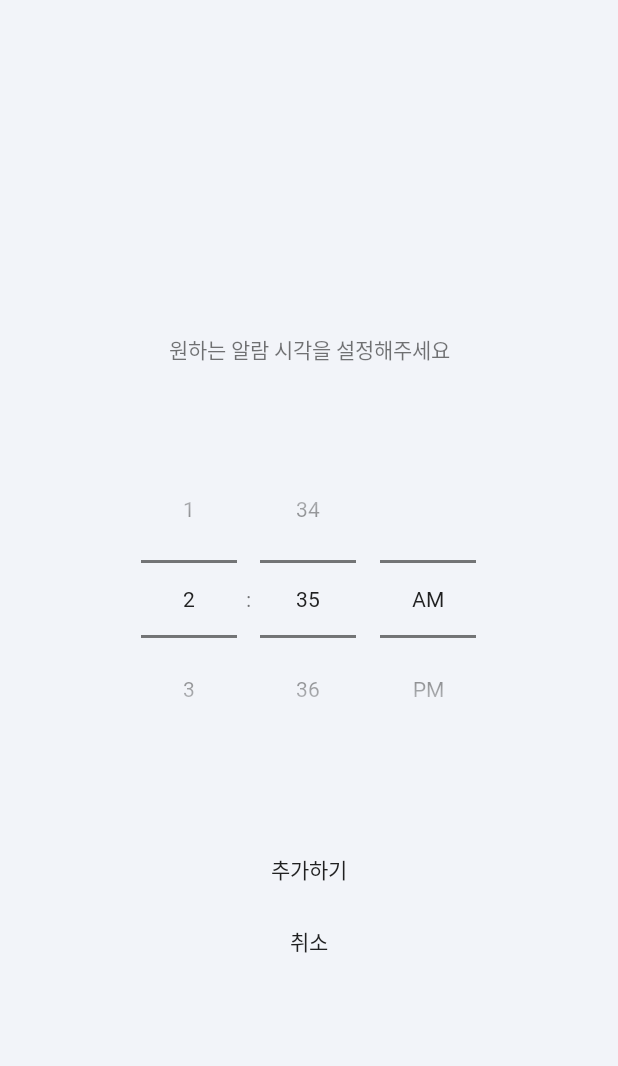
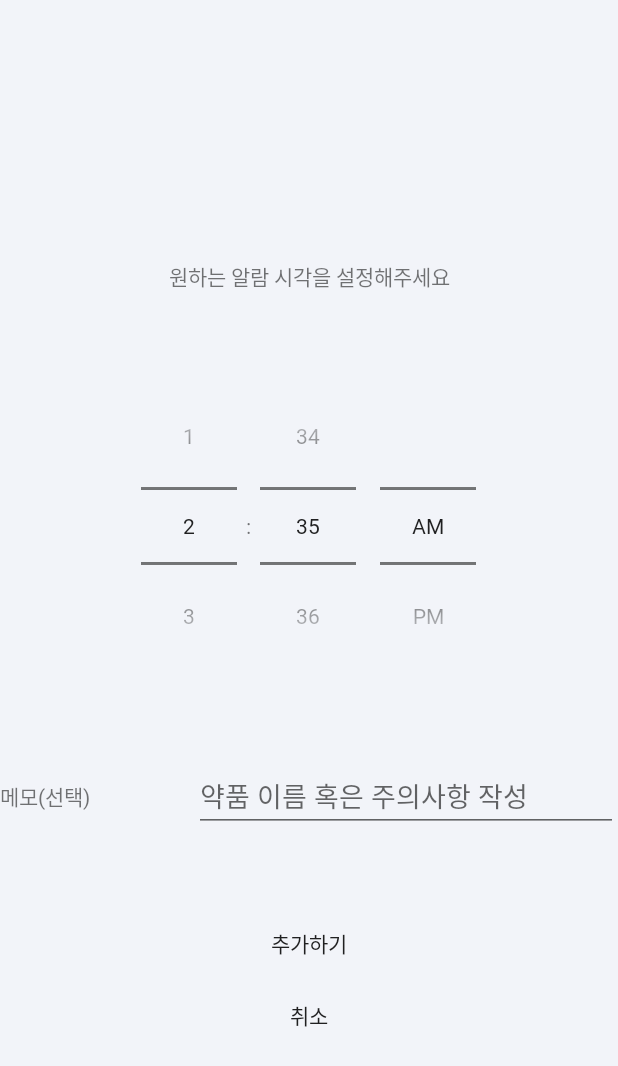
Before and after one commit to Junseon00/MD5, an Android app: the screen5 screen opened directly, with no data from a screen before it, on a phone screen of 412 x 824 dp. Shown: the top 1066 px of the screen. Run offline under Robolectric (Android 15) with nearby library versions, the phone set to English and light mode, and no system bars.

```diff
--- a/app/src/main/res/layout/activity_screen5.xml
+++ b/app/src/main/res/layout/activity_screen5.xml
@@ -31,6 +31,30 @@
             android:paddingBottom="50dp"
             android:timePickerMode="spinner" />
 
+        <LinearLayout
+            android:layout_width="match_parent"
+            android:layout_height="wrap_content"
+            android:orientation="horizontal"
+            android:paddingBottom="50dp">
+
+            <TextView
+                android:id="@+id/textView12"
+                android:layout_width="wrap_content"
+                android:layout_height="wrap_content"
+                android:layout_gravity="center|center_horizontal|center_vertical"
+                android:layout_weight="1"
+                android:text="메모(선택)" />
+
+            <EditText
+                android:id="@+id/editTextTextPersonName"
+                android:layout_width="wrap_content"
+                android:layout_height="wrap_content"
+                android:layout_weight="1"
+                android:ems="10"
+                android:hint="약품 이름 혹은 주의사항 작성"
+                android:inputType="textPersonName" />
+        </LinearLayout>
+
         <Button
             android:id="@+id/button6"
             android:layout_width="match_parent"
--- a/app/src/main/res/values/colors.xml
+++ b/app/src/main/res/values/colors.xml
@@ -10,5 +10,6 @@
     <color name="thirdblue">#B8D1FF</color>
     <color name="fourthblue">#C2CEE5</color>
     <color name="splashbg">#203864</color>
+    <color name="common">#090909</color>
 
 </resources>
```
Also changed, not shown: app/src/main/java/com/example/myapplication/AlarmCalenderPopUp.java (+48 -1 lines), app/src/main/java/com/example/myapplication/Patient.java (added, +29 -0 lines), app/src/main/java/com/example/myapplication/PopupActivity.java (+5 -2 lines), app/src/main/java/com/example/myapplication/Simple_patientAdapter.java (added, +52 -0 lines), app/src/main/java/com/example/myapplication/ViewHolder.java (added, +23 -0 lines), app/src/main/res/layout/activity_alarm_calender_pop_up.xml (+36 -16 lines), app/src/main/res/layout/recycler_patient.xml (added, +40 -0 lines), app/src/main/res/layout/activity_popup.xml (line endings or trailing spaces), 5 other files.
